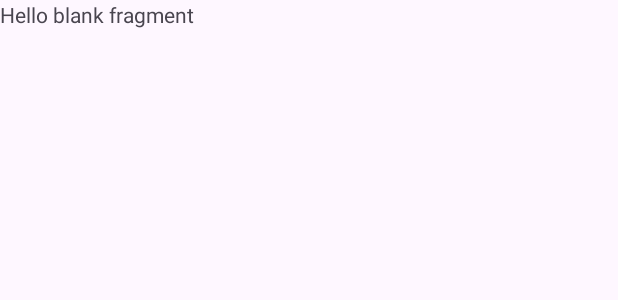
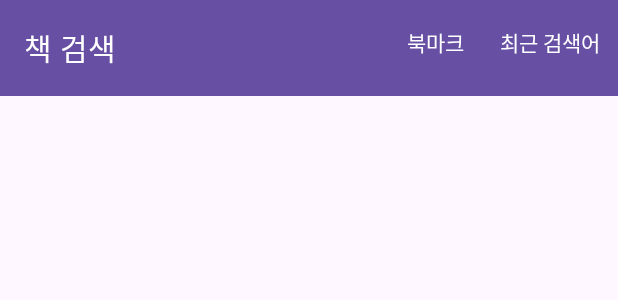
Before and after one commit to nhee-dev/book-search-app, an Android app: the layout fragment_books.xml on its own in the app's theme, with its tools: preview values and no code run, on a phone screen of 412 x 824 dp. Shown: the top 300 px of the screen. Run offline under Robolectric (Android 15) with nearby library versions, the phone set to English and light mode, and no system bars.

Commit message:
ui: AppBar 생성

```diff
--- a/app/src/main/res/layout/fragment_books.xml
+++ b/app/src/main/res/layout/fragment_books.xml
@@ -1,14 +1,24 @@
 <?xml version="1.0" encoding="utf-8"?>
 <FrameLayout xmlns:android="http://schemas.android.com/apk/res/android"
     xmlns:tools="http://schemas.android.com/tools"
+    xmlns:app="http://schemas.android.com/apk/res-auto"
     android:layout_width="match_parent"
     android:layout_height="match_parent"
     tools:context=".ui.books.BooksFragment">
 
-    <!-- TODO: Update blank fragment layout -->
-    <TextView
+    <com.google.android.material.appbar.AppBarLayout
         android:layout_width="match_parent"
-        android:layout_height="match_parent"
-        android:text="@string/hello_blank_fragment" />
+        android:layout_height="wrap_content">
+
+        <com.google.android.material.appbar.MaterialToolbar
+            android:id="@+id/topAppBar"
+            android:layout_width="match_parent"
+            android:layout_height="?attr/actionBarSize"
+            app:title="@string/books_page_title"
+            app:menu="@menu/book_search_menu"
+            style="@style/Widget.MaterialComponents.Toolbar.Primary"
+            />
+
+    </com.google.android.material.appbar.AppBarLayout>
 
 </FrameLayout>
--- /dev/null
+++ b/app/src/main/res/menu/book_search_menu.xml
@@ -0,0 +1,10 @@
+<?xml version="1.0" encoding="utf-8"?>
+<menu xmlns:android="http://schemas.android.com/apk/res/android"
+    xmlns:app="http://schemas.android.com/apk/res-auto">
+    <item android:id="@+id/bookmarks"
+        android:title="@string/bookmarks"
+        app:showAsAction="always"/>
+    <item android:id="@+id/recent_search_words"
+        android:title="@string/recent_search_words"
+        app:showAsAction="always"/>
+</menu>
--- a/app/src/main/res/values/strings.xml
+++ b/app/src/main/res/values/strings.xml
@@ -2,4 +2,11 @@
     <string name="app_name">BookSearchApp</string>
     <!-- TODO: Remove or change this placeholder text -->
     <string name="hello_blank_fragment">Hello blank fragment</string>
+
+    <string name="bookmarks">북마크</string>
+    <string name="recent_search_words">최근 검색어</string>
+
+    <string name="books_page_title">책 검색</string>
+    <string name="bookmarks_page_title">북마크</string>
+    <string name="recent_search_words_page_title">최근 검색</string>
 </resources>
```
Also changed, not shown: app/src/main/res/layout/fragment_bookmarks.xml (+13 -4 lines), app/src/main/res/layout/fragment_recent_search_words.xml (+13 -4 lines).
